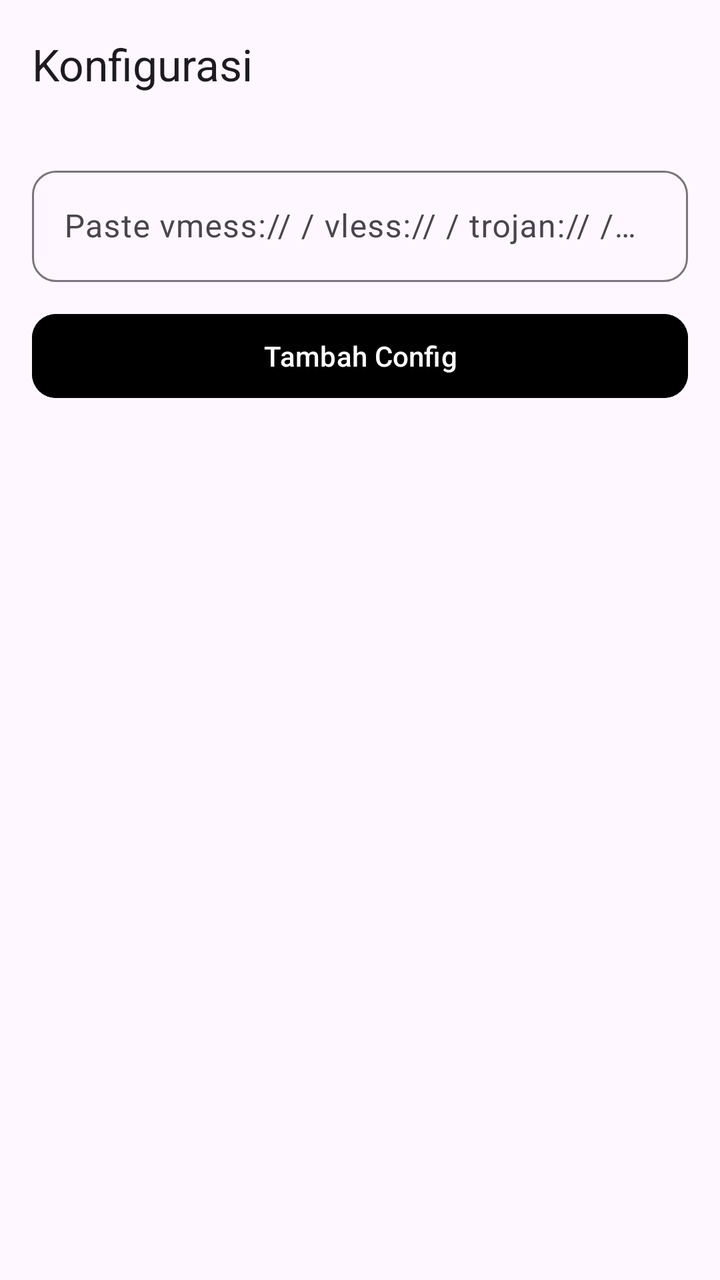
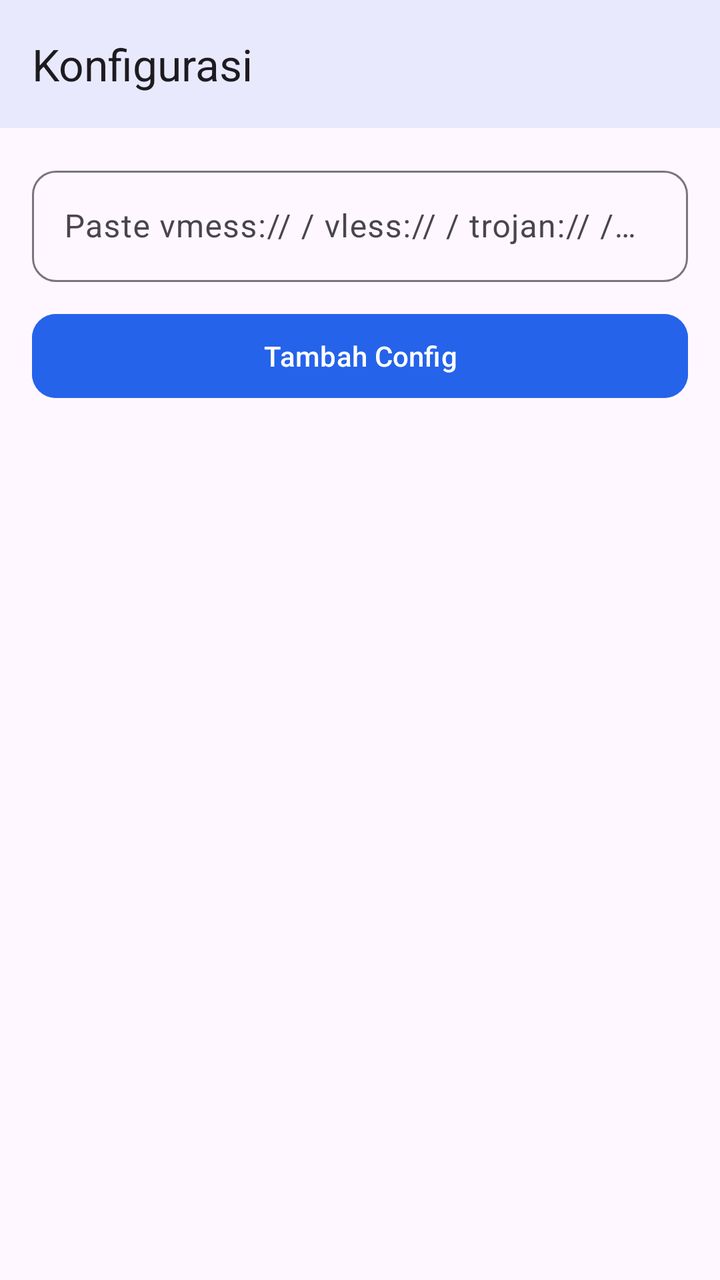

An Android layout rendered at two revisions. The XML below is the earlier revision; the diff shows what the commit changed to produce the second picture.
<!-- AndroidManifest.xml: application theme Theme.XaillaClass -->
<!-- res/layout/fragment_config.xml -->
<?xml version="1.0" encoding="utf-8"?>
<LinearLayout xmlns:android="http://schemas.android.com/apk/res/android" xmlns:app="http://schemas.android.com/apk/res-auto"
    android:layout_width="match_parent" android:layout_height="match_parent" android:orientation="vertical" android:background="?android:attr/windowBackground">
    <com.google.android.material.appbar.MaterialToolbar android:id="@+id/toolbarConfig" android:layout_width="match_parent"
        android:layout_height="?attr/actionBarSize" android:background="?attr/colorSurface" app:title="Konfigurasi" app:titleTextColor="?android:attr/textColorPrimary" />
    <LinearLayout android:layout_width="match_parent" android:layout_height="match_parent" android:orientation="vertical" android:padding="16dp">
        <com.google.android.material.textfield.TextInputLayout android:layout_width="match_parent" android:layout_height="wrap_content" android:hint="@string/hint_link"
            app:boxCornerRadiusTopStart="12dp" app:boxCornerRadiusTopEnd="12dp" app:boxCornerRadiusBottomStart="12dp" app:boxCornerRadiusBottomEnd="12dp" app:boxBackgroundColor="?attr/colorSurface">
            <com.google.android.material.textfield.TextInputEditText android:id="@+id/etLink" android:layout_width="match_parent" android:layout_height="wrap_content" android:inputType="textUri" android:maxLines="3" />
        </com.google.android.material.textfield.TextInputLayout>
        <Button android:id="@+id/btnAdd" android:layout_width="match_parent" android:layout_height="50dp" android:layout_marginTop="12dp"
            android:text="@string/add_config" android:textColor="#FFFFFF" android:backgroundTint="@attr/colorPrimary" app:cornerRadius="12dp" />
        <androidx.recyclerview.widget.RecyclerView android:id="@+id/recycler" android:layout_width="match_parent" android:layout_height="0dp" android:layout_weight="1" android:layout_marginTop="16dp" />
    </LinearLayout>
</LinearLayout>
<!-- resources referenced by this layout -->
<resources>
  <string name="add_config">Tambah Config</string>
  <string name="hint_link">Paste vmess:// / vless:// / trojan:// / ss://</string>
  <style name="Theme.XaillaClass" parent="Theme.Material3.DayNight.NoActionBar">
          <item name="colorPrimary">#2563EB</item>
          <item name="android:statusBarColor">@android:color/transparent</item>
          <item name="android:windowLightStatusBar">true</item>
      </style>
</resources>

<!-- the commit's change to res/layout/fragment_config.xml (unified diff, before → after) -->
@@ -1,15 +1,60 @@
 <?xml version="1.0" encoding="utf-8"?>
-<LinearLayout xmlns:android="http://schemas.android.com/apk/res/android" xmlns:app="http://schemas.android.com/apk/res-auto"
-    android:layout_width="match_parent" android:layout_height="match_parent" android:orientation="vertical" android:background="?android:attr/windowBackground">
-    <com.google.android.material.appbar.MaterialToolbar android:id="@+id/toolbarConfig" android:layout_width="match_parent"
-        android:layout_height="?attr/actionBarSize" android:background="?attr/colorSurface" app:title="Konfigurasi" app:titleTextColor="?android:attr/textColorPrimary" />
-    <LinearLayout android:layout_width="match_parent" android:layout_height="match_parent" android:orientation="vertical" android:padding="16dp">
-        <com.google.android.material.textfield.TextInputLayout android:layout_width="match_parent" android:layout_height="wrap_content" android:hint="@string/hint_link"
-            app:boxCornerRadiusTopStart="12dp" app:boxCornerRadiusTopEnd="12dp" app:boxCornerRadiusBottomStart="12dp" app:boxCornerRadiusBottomEnd="12dp" app:boxBackgroundColor="?attr/colorSurface">
-            <com.google.android.material.textfield.TextInputEditText android:id="@+id/etLink" android:layout_width="match_parent" android:layout_height="wrap_content" android:inputType="textUri" android:maxLines="3" />
+<LinearLayout xmlns:android="http://schemas.android.com/apk/res/android" 
+    xmlns:app="http://schemas.android.com/apk/res-auto"
+    android:layout_width="match_parent" 
+    android:layout_height="match_parent" 
+    android:orientation="vertical"
+    android:background="?android:attr/windowBackground">
+
+    <com.google.android.material.appbar.MaterialToolbar
+        android:id="@+id/toolbarConfig"
+        android:layout_width="match_parent"
+        android:layout_height="?attr/actionBarSize"
+        android:background="?attr/colorSurface"
+        android:elevation="4dp"
+        app:title="Konfigurasi"
+        app:titleTextColor="?android:attr/textColorPrimary" />
+
+    <LinearLayout
+        android:layout_width="match_parent"
+        android:layout_height="match_parent"
+        android:orientation="vertical"
+        android:padding="16dp">
+        
+        <com.google.android.material.textfield.TextInputLayout
+            android:layout_width="match_parent" 
+            android:layout_height="wrap_content" 
+            android:hint="@string/hint_link"
+            app:boxCornerRadiusTopStart="12dp" 
+            app:boxCornerRadiusTopEnd="12dp" 
+            app:boxCornerRadiusBottomStart="12dp"
+            app:boxCornerRadiusBottomEnd="12dp" 
+            app:boxBackgroundColor="?attr/colorSurface">
+            
+            <com.google.android.material.textfield.TextInputEditText
+                android:id="@+id/etLink" 
+                android:layout_width="match_parent" 
+                android:layout_height="wrap_content"
+                android:inputType="textUri" 
+                android:maxLines="3"
+                android:textColor="?android:attr/textColorPrimary" />
         </com.google.android.material.textfield.TextInputLayout>
-        <Button android:id="@+id/btnAdd" android:layout_width="match_parent" android:layout_height="50dp" android:layout_marginTop="12dp"
-            android:text="@string/add_config" android:textColor="#FFFFFF" android:backgroundTint="@attr/colorPrimary" app:cornerRadius="12dp" />
-        <androidx.recyclerview.widget.RecyclerView android:id="@+id/recycler" android:layout_width="match_parent" android:layout_height="0dp" android:layout_weight="1" android:layout_marginTop="16dp" />
+        
+        <Button 
+            android:id="@+id/btnAdd" 
+            android:layout_width="match_parent" 
+            android:layout_height="50dp"
+            android:layout_marginTop="12dp" 
+            android:text="@string/add_config" 
+            android:textColor="#FFFFFF"
+            android:backgroundTint="?attr/colorPrimary" 
+            app:cornerRadius="12dp" />
+        
+        <androidx.recyclerview.widget.RecyclerView 
+            android:id="@+id/recycler" 
+            android:layout_width="match_parent"
+            android:layout_height="0dp" 
+            android:layout_weight="1" 
+            android:layout_marginTop="16dp" />
     </LinearLayout>
 </LinearLayout>
